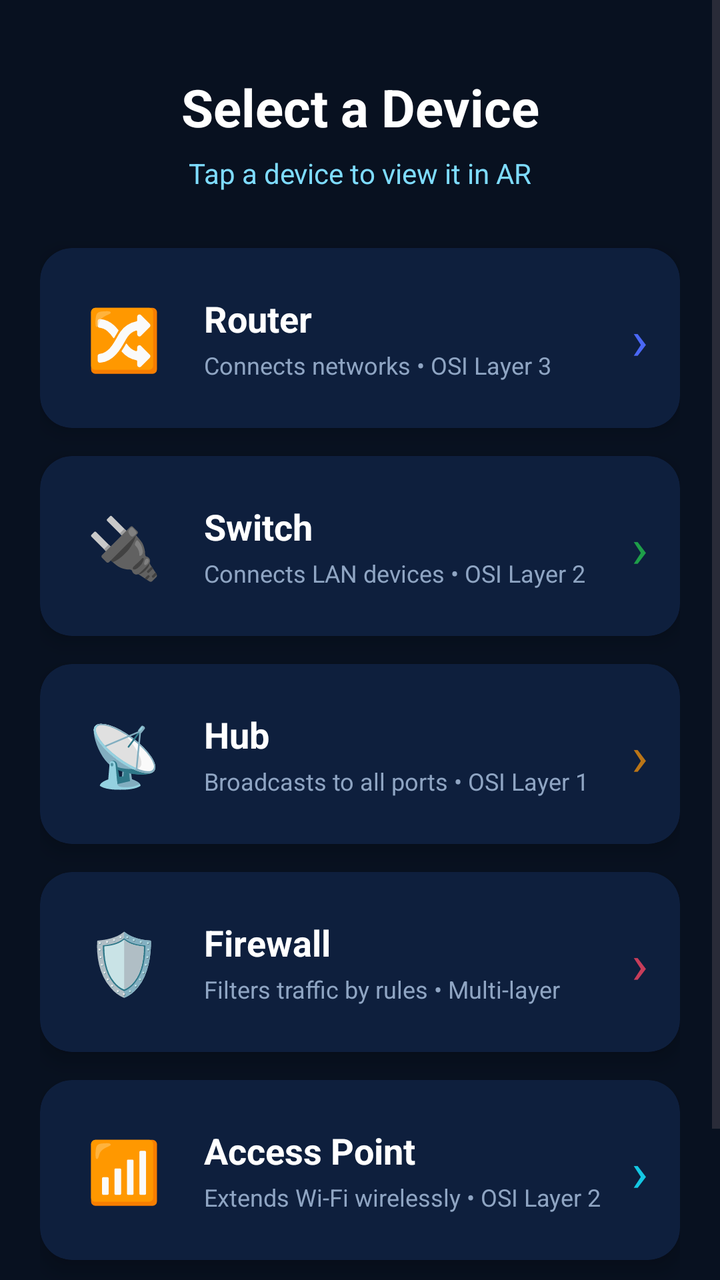
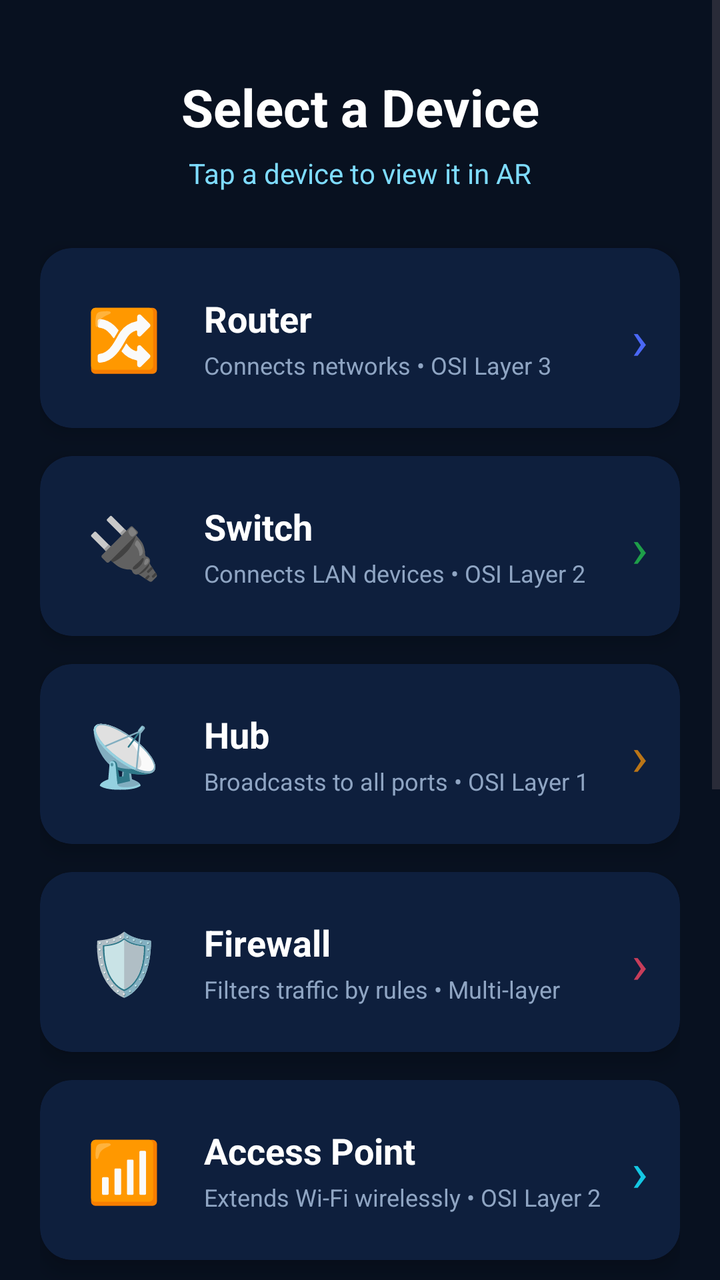

Screens rendered from an Android XML layout before and after an edit, with the pre-edit source and the edit as a unified diff.
<!-- AndroidManifest.xml: application theme Theme.ComputerNetworkDeviceARApp -->
<!-- res/layout/activity_device_select.xml -->
<?xml version="1.0" encoding="utf-8"?>
<ScrollView xmlns:android="http://schemas.android.com/apk/res/android"
    xmlns:app="http://schemas.android.com/apk/res-auto"
    android:layout_width="match_parent"
    android:layout_height="match_parent"
    android:background="#081120"
    android:fillViewport="true">

    <LinearLayout
        android:layout_width="match_parent"
        android:layout_height="wrap_content"
        android:orientation="vertical"
        android:padding="20dp">

        
        <TextView
            android:layout_width="match_parent"
            android:layout_height="wrap_content"
            android:text="Select a Device"
            android:textColor="#FFFFFF"
            android:textSize="26sp"
            android:textStyle="bold"
            android:gravity="center"
            android:layout_marginTop="16dp"
            android:layout_marginBottom="6dp"/>

        <TextView
            android:layout_width="match_parent"
            android:layout_height="wrap_content"
            android:text="Tap a device to view it in AR"
            android:textColor="#7EDCFF"
            android:textSize="14sp"
            android:gravity="center"
            android:layout_marginBottom="28dp"/>

        
        <androidx.cardview.widget.CardView
            android:id="@+id/cardRouter"
            android:layout_width="match_parent"
            android:layout_height="90dp"
            android:layout_marginBottom="14dp"
            app:cardCornerRadius="16dp"
            app:cardElevation="6dp"
            app:cardBackgroundColor="#0E1F3D">

            <LinearLayout
                android:layout_width="match_parent"
                android:layout_height="match_parent"
                android:orientation="horizontal"
                android:gravity="center_vertical"
                android:padding="16dp">

                <TextView
                    android:layout_width="52dp"
                    android:layout_height="52dp"
                    android:text="🔀"
                    android:textSize="30sp"
                    android:gravity="center"/>

                <LinearLayout
                    android:layout_width="0dp"
                    android:layout_height="wrap_content"
                    android:layout_weight="1"
                    android:layout_marginStart="14dp"
                    android:orientation="vertical">

                    <TextView
                        android:layout_width="wrap_content"
                        android:layout_height="wrap_content"
                        android:text="Router"
                        android:textColor="#FFFFFF"
                        android:textSize="18sp"
                        android:textStyle="bold"/>

                    <TextView
                        android:layout_width="wrap_content"
                        android:layout_height="wrap_content"
                        android:text="Connects networks • OSI Layer 3"
                        android:textColor="#8FA5C3"
                        android:textSize="12sp"
                        android:layout_marginTop="3dp"/>
                </LinearLayout>

                <TextView
                    android:layout_width="wrap_content"
                    android:layout_height="wrap_content"
                    android:text="›"
                    android:textColor="#4A67F5"
                    android:textSize="28sp"/>
            </LinearLayout>
        </androidx.cardview.widget.CardView>

        
        <androidx.cardview.widget.CardView
            android:id="@+id/cardSwitch"
            android:layout_width="match_parent"
            android:layout_height="90dp"
            android:layout_marginBottom="14dp"
            app:cardCornerRadius="16dp"
            app:cardElevation="6dp"
            app:cardBackgroundColor="#0E1F3D">

            <LinearLayout
                android:layout_width="match_parent"
                android:layout_height="match_parent"
                android:orientation="horizontal"
                android:gravity="center_vertical"
                android:padding="16dp">

                <TextView
                    android:layout_width="52dp"
                    android:layout_height="52dp"
                    android:text="🔌"
                    android:textSize="30sp"
                    android:gravity="center"/>

                <LinearLayout
                    android:layout_width="0dp"
                    android:layout_height="wrap_content"
                    android:layout_weight="1"
                    android:layout_marginStart="14dp"
                    android:orientation="vertical">

                    <TextView
                        android:layout_width="wrap_content"
                        android:layout_height="wrap_content"
                        android:text="Switch"
                        android:textColor="#FFFFFF"
                        android:textSize="18sp"
                        android:textStyle="bold"/>

                    <TextView
                        android:layout_width="wrap_content"
                        android:layout_height="wrap_content"
                        android:text="Connects LAN devices • OSI Layer 2"
                        android:textColor="#8FA5C3"
                        android:textSize="12sp"
                        android:layout_marginTop="3dp"/>
                </LinearLayout>

                <TextView
                    android:layout_width="wrap_content"
                    android:layout_height="wrap_content"
                    android:text="›"
                    android:textColor="#1E9E49"
                    android:textSize="28sp"/>
            </LinearLayout>
        </androidx.cardview.widget.CardView>

        
        <androidx.cardview.widget.CardView
            android:id="@+id/cardHub"
            android:layout_width="match_parent"
            android:layout_height="90dp"
            android:layout_marginBottom="14dp"
            app:cardCornerRadius="16dp"
            app:cardElevation="6dp"
            app:cardBackgroundColor="#0E1F3D">

            <LinearLayout
                android:layout_width="match_parent"
                android:layout_height="match_parent"
                android:orientation="horizontal"
                android:gravity="center_vertical"
                android:padding="16dp">

                <TextView
                    android:layout_width="52dp"
                    android:layout_height="52dp"
                    android:text="📡"
                    android:textSize="30sp"
                    android:gravity="center"/>

                <LinearLayout
                    android:layout_width="0dp"
                    android:layout_height="wrap_content"
                    android:layout_weight="1"
                    android:layout_marginStart="14dp"
                    android:orientation="vertical">

                    <TextView
                        android:layout_width="wrap_content"
                        android:layout_height="wrap_content"
                        android:text="Hub"
                        android:textColor="#FFFFFF"
                        android:textSize="18sp"
                        android:textStyle="bold"/>

                    <TextView
                        android:layout_width="wrap_content"
                        android:layout_height="wrap_content"
                        android:text="Broadcasts to all ports • OSI Layer 1"
                        android:textColor="#8FA5C3"
                        android:textSize="12sp"
                        android:layout_marginTop="3dp"/>
                </LinearLayout>

                <TextView
                    android:layout_width="wrap_content"
                    android:layout_height="wrap_content"
                    android:text="›"
                    android:textColor="#BA7517"
                    android:textSize="28sp"/>
            </LinearLayout>
        </androidx.cardview.widget.CardView>

        
        <androidx.cardview.widget.CardView
            android:id="@+id/cardFirewall"
            android:layout_width="match_parent"
            android:layout_height="90dp"
            android:layout_marginBottom="14dp"
            app:cardCornerRadius="16dp"
            app:cardElevation="6dp"
            app:cardBackgroundColor="#0E1F3D">

            <LinearLayout
                android:layout_width="match_parent"
                android:layout_height="match_parent"
                android:orientation="horizontal"
                android:gravity="center_vertical"
                android:padding="16dp">

                <TextView
                    android:layout_width="52dp"
                    android:layout_height="52dp"
                    android:text="🛡️"
                    android:textSize="30sp"
                    android:gravity="center"/>

                <LinearLayout
                    android:layout_width="0dp"
                    android:layout_height="wrap_content"
                    android:layout_weight="1"
                    android:layout_marginStart="14dp"
                    android:orientation="vertical">

                    <TextView
                        android:layout_width="wrap_content"
                        android:layout_height="wrap_content"
                        android:text="Firewall"
                        android:textColor="#FFFFFF"
                        android:textSize="18sp"
                        android:textStyle="bold"/>

                    <TextView
                        android:layout_width="wrap_content"
                        android:layout_height="wrap_content"
                        android:text="Filters traffic by rules • Multi-layer"
                        android:textColor="#8FA5C3"
                        android:textSize="12sp"
                        android:layout_marginTop="3dp"/>
                </LinearLayout>

                <TextView
                    android:layout_width="wrap_content"
                    android:layout_height="wrap_content"
                    android:text="›"
                    android:textColor="#C73D5A"
                    android:textSize="28sp"/>
            </LinearLayout>
        </androidx.cardview.widget.CardView>

        
        <androidx.cardview.widget.CardView
            android:id="@+id/cardAccessPoint"
            android:layout_width="match_parent"
            android:layout_height="90dp"
            android:layout_marginBottom="28dp"
            app:cardCornerRadius="16dp"
            app:cardElevation="6dp"
            app:cardBackgroundColor="#0E1F3D">

            <LinearLayout
                android:layout_width="match_parent"
                android:layout_height="match_parent"
                android:orientation="horizontal"
                android:gravity="center_vertical"
                android:padding="16dp">

                <TextView
                    android:layout_width="52dp"
                    android:layout_height="52dp"
                    android:text="📶"
                    android:textSize="30sp"
                    android:gravity="center"/>

                <LinearLayout
                    android:layout_width="0dp"
                    android:layout_height="wrap_content"
                    android:layout_weight="1"
                    android:layout_marginStart="14dp"
                    android:orientation="vertical">

                    <TextView
                        android:layout_width="wrap_content"
                        android:layout_height="wrap_content"
                        android:text="Access Point"
                        android:textColor="#FFFFFF"
                        android:textSize="18sp"
                        android:textStyle="bold"/>

                    <TextView
                        android:layout_width="wrap_content"
                        android:layout_height="wrap_content"
                        android:text="Extends Wi-Fi wirelessly • OSI Layer 2"
                        android:textColor="#8FA5C3"
                        android:textSize="12sp"
                        android:layout_marginTop="3dp"/>
                </LinearLayout>

                <TextView
                    android:layout_width="wrap_content"
                    android:layout_height="wrap_content"
                    android:text="›"
                    android:textColor="#14C7E3"
                    android:textSize="28sp"/>
            </LinearLayout>
        </androidx.cardview.widget.CardView>

        
        <com.google.android.material.button.MaterialButton
            android:id="@+id/btnBack"
            android:layout_width="160dp"
            android:layout_height="48dp"
            android:layout_gravity="center_horizontal"
            android:text="Back"
            android:textAllCaps="false"
            android:textColor="#FFFFFF"
            app:backgroundTint="#C73D5A"
            app:cornerRadius="14dp"/>

    </LinearLayout>
</ScrollView>
<!-- resources referenced by this layout -->
<resources>
  <style name="Theme.ComputerNetworkDeviceARApp" parent="Base.Theme.ComputerNetworkDeviceARApp" />
  <style name="Base.Theme.ComputerNetworkDeviceARApp" parent="Theme.Material3.DayNight.NoActionBar">
          
          
      </style>
</resources>

<!-- the commit's change to res/layout/activity_device_select.xml (unified diff, before → after) -->
@@ -266,6 +266,177 @@
             android:id="@+id/cardAccessPoint"
             android:layout_width="match_parent"
             android:layout_height="90dp"
+            android:layout_marginBottom="14dp"
+            app:cardCornerRadius="16dp"
+            app:cardElevation="6dp"
+            app:cardBackgroundColor="#0E1F3D">
+
+            <LinearLayout
+                android:layout_width="match_parent"
+                android:layout_height="match_parent"
+                android:orientation="horizontal"
+                android:gravity="center_vertical"
+                android:padding="16dp">
+
+                <TextView
+                    android:layout_width="52dp"
+                    android:layout_height="52dp"
+                    android:text="📶"
+                    android:textSize="30sp"
+                    android:gravity="center"/>
+
+                <LinearLayout
+                    android:layout_width="0dp"
+                    android:layout_height="wrap_content"
+                    android:layout_weight="1"
+                    android:layout_marginStart="14dp"
+                    android:orientation="vertical">
+
+                    <TextView
+                        android:layout_width="wrap_content"
+                        android:layout_height="wrap_content"
+                        android:text="Access Point"
+                        android:textColor="#FFFFFF"
+                        android:textSize="18sp"
+                        android:textStyle="bold"/>
+
+                    <TextView
+                        android:layout_width="wrap_content"
+                        android:layout_height="wrap_content"
+                        android:text="Extends Wi-Fi wirelessly • OSI Layer 2"
+                        android:textColor="#8FA5C3"
+                        android:textSize="12sp"
+                        android:layout_marginTop="3dp"/>
+                </LinearLayout>
+
+                <TextView
+                    android:layout_width="wrap_content"
+                    android:layout_height="wrap_content"
+                    android:text="›"
+                    android:textColor="#14C7E3"
+                    android:textSize="28sp"/>
+            </LinearLayout>
+        </androidx.cardview.widget.CardView>
+
+        
+        <androidx.cardview.widget.CardView
+            android:id="@+id/cardNIC"
+            android:layout_width="match_parent"
+            android:layout_height="90dp"
+            android:layout_marginBottom="14dp"
+            app:cardCornerRadius="16dp"
+            app:cardElevation="6dp"
+            app:cardBackgroundColor="#0E1F3D">
+
+            <LinearLayout
+                android:layout_width="match_parent"
+                android:layout_height="match_parent"
+                android:orientation="horizontal"
+                android:gravity="center_vertical"
+                android:padding="16dp">
+
+                <TextView
+                    android:layout_width="52dp"
+                    android:layout_height="52dp"
+                    android:text="💻"
+                    android:textSize="30sp"
+                    android:gravity="center"/>
+
+                <LinearLayout
+                    android:layout_width="0dp"
+                    android:layout_height="wrap_content"
+                    android:layout_weight="1"
+                    android:layout_marginStart="14dp"
+                    android:orientation="vertical">
+
+                    <TextView
+                        android:layout_width="wrap_content"
+                        android:layout_height="wrap_content"
+                        android:text="NIC"
+                        android:textColor="#FFFFFF"
+                        android:textSize="18sp"
+                        android:textStyle="bold"/>
+
+                    <TextView
+                        android:layout_width="wrap_content"
+                        android:layout_height="wrap_content"
+                        android:text="Connects device to network • OSI Layer 2"
+                        android:textColor="#8FA5C3"
+                        android:textSize="12sp"
+                        android:layout_marginTop="3dp"/>
+                </LinearLayout>
+
+                <TextView
+                    android:layout_width="wrap_content"
+                    android:layout_height="wrap_content"
+                    android:text="›"
+                    android:textColor="#9B59B6"
+                    android:textSize="28sp"/>
+            </LinearLayout>
+        </androidx.cardview.widget.CardView>
+
+        
+        <androidx.cardview.widget.CardView
+            android:id="@+id/cardRepeater"
+            android:layout_width="match_parent"
+            android:layout_height="90dp"
+            android:layout_marginBottom="14dp"
+            app:cardCornerRadius="16dp"
+            app:cardElevation="6dp"
+            app:cardBackgroundColor="#0E1F3D">
+
+            <LinearLayout
+                android:layout_width="match_parent"
+                android:layout_height="match_parent"
+                android:orientation="horizontal"
+                android:gravity="center_vertical"
+                android:padding="16dp">
+
+                <TextView
+                    android:layout_width="52dp"
+                    android:layout_height="52dp"
+                    android:text="📡"
+                    android:textSize="30sp"
+                    android:gravity="center"/>
+
+                <LinearLayout
+                    android:layout_width="0dp"
+                    android:layout_height="wrap_content"
+                    android:layout_weight="1"
+                    android:layout_marginStart="14dp"
+                    android:orientation="vertical">
+
+                    <TextView
+                        android:layout_width="wrap_content"
+                        android:layout_height="wrap_content"
+                        android:text="Repeater"
+                        android:textColor="#FFFFFF"
+                        android:textSize="18sp"
+                        android:textStyle="bold"/>
+
+                    <TextView
+                        android:layout_width="wrap_content"
+                        android:layout_height="wrap_content"
+                        android:text="Boosts signal strength • OSI Layer 1"
+                        android:textColor="#8FA5C3"
+                        android:textSize="12sp"
+                        android:layout_marginTop="3dp"/>
+                </LinearLayout>
+
+                <TextView
+                    android:layout_width="wrap_content"
+                    android:layout_height="wrap_content"
+                    android:text="›"
+                    android:textColor="#F39C12"
+                    android:textSize="28sp"/>
+            </LinearLayout>
+        </androidx.cardview.widget.CardView>
+
+        
+        <androidx.cardview.widget.CardView
+            android:id="@+id/cardGateway"
+            android:layout_width="match_parent"
+            android:layout_height="90dp"
             android:layout_marginBottom="28dp"
             app:cardCornerRadius="16dp"
             app:cardElevation="6dp"
@@ -281,39 +452,39 @@
                 <TextView
                     android:layout_width="52dp"
                     android:layout_height="52dp"
-                    android:text="📶"
-                    android:textSize="30sp"
-                    android:gravity="center"/>
-
-                <LinearLayout
-                    android:layout_width="0dp"
-                    android:layout_height="wrap_content"
-                    android:layout_weight="1"
-                    android:layout_marginStart="14dp"
-                    android:orientation="vertical">
-
-                    <TextView
-                        android:layout_width="wrap_content"
-                        android:layout_height="wrap_content"
-                        android:text="Access Point"
-                        android:textColor="#FFFFFF"
-                        android:textSize="18sp"
-                        android:textStyle="bold"/>
-
-                    <TextView
-                        android:layout_width="wrap_content"
-                        android:layout_height="wrap_content"
-                        android:text="Extends Wi-Fi wirelessly • OSI Layer 2"
-                        android:textColor="#8FA5C3"
-                        android:textSize="12sp"
-                        android:layout_marginTop="3dp"/>
-                </LinearLayout>
-
-                <TextView
-                    android:layout_width="wrap_content"
-                    android:layout_height="wrap_content"
-                    android:text="›"
-                    android:textColor="#14C7E3"
+                    android:text="🌐"
+                    android:textSize="30sp"
+                    android:gravity="center"/>
+
+                <LinearLayout
+                    android:layout_width="0dp"
+                    android:layout_height="wrap_content"
+                    android:layout_weight="1"
+                    android:layout_marginStart="14dp"
+                    android:orientation="vertical">
+
+                    <TextView
+                        android:layout_width="wrap_content"
+                        android:layout_height="wrap_content"
+                        android:text="Gateway"
+                        android:textColor="#FFFFFF"
+                        android:textSize="18sp"
+                        android:textStyle="bold"/>
+
+                    <TextView
+                        android:layout_width="wrap_content"
+                        android:layout_height="wrap_content"
+                        android:text="Connects different networks • All OSI Layers"
+                        android:textColor="#8FA5C3"
+                        android:textSize="12sp"
+                        android:layout_marginTop="3dp"/>
+                </LinearLayout>
+
+                <TextView
+                    android:layout_width="wrap_content"
+                    android:layout_height="wrap_content"
+                    android:text="›"
+                    android:textColor="#2ECC71"
                     android:textSize="28sp"/>
             </LinearLayout>
         </androidx.cardview.widget.CardView>
